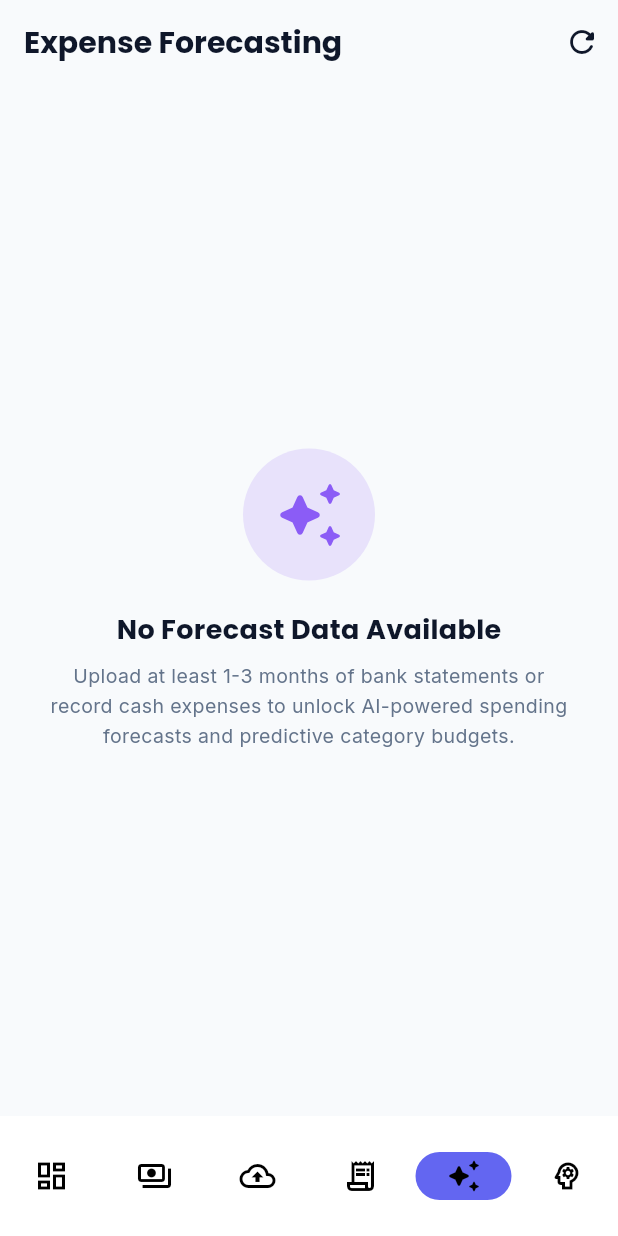
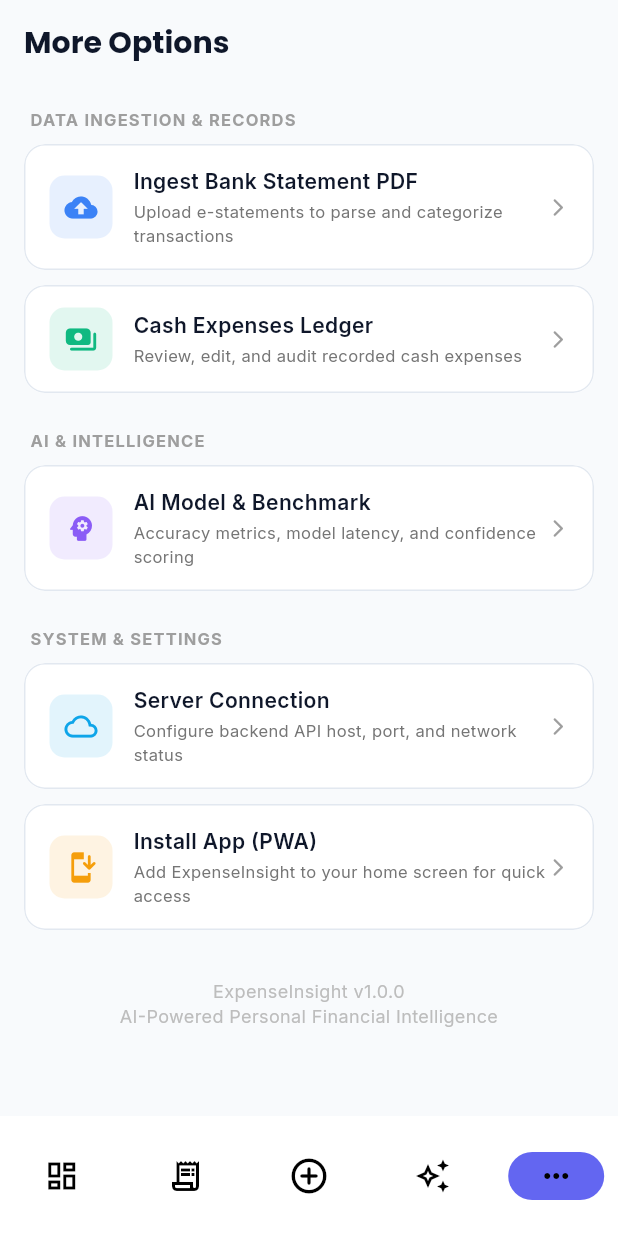
Before and after one commit to DarkWolfHunter007/expenseinsight, a Flutter app: the MainNavigationScreen screen opened directly, item 5 of the bottom bar chosen, on a phone screen of 412 x 824 dp. Run offline on Flutter 3.47's test engine with Material 3 defaults, Android fonts, the phone set to English and light mode, and no system bars; our stand-ins replace file_picker, fl_chart, google_fonts, shared_preferences; accounts and stored records are empty; network calls fail.

Commit message:
fix(mobile): rebalance primary navigation hierarchy

```diff
--- a/mobile/flutter_app/lib/screens/main_navigation_screen.dart
+++ b/mobile/flutter_app/lib/screens/main_navigation_screen.dart
@@ -2,10 +2,12 @@ import 'package:flutter/material.dart';
 import 'package:provider/provider.dart';
 
 import '../providers/transaction_provider.dart';
+import '../widgets/add_edit_cash_expense_dialog.dart';
 import 'cash_expenses_screen.dart';
 import 'dashboard_screen.dart';
 import 'forecast_screen.dart';
 import 'model_benchmark_screen.dart';
+import 'more_screen.dart';
 import 'transactions_screen.dart';
 import 'upload_screen.dart';
 
@@ -17,9 +19,10 @@ class MainNavigationScreen extends StatefulWidget {
 }
 
 class _MainNavigationScreenState extends State<MainNavigationScreen> {
-  int _selectedIndex = 0;
+  int _desktopSelectedIndex = 0;
+  int _mobileSelectedIndex = 0; // 0: Overview, 1: Transactions, 2: Forecast, 3: More
 
-  final List<Widget> _screens = const [
+  final List<Widget> _desktopScreens = const [
     DashboardScreen(),
     CashExpensesScreen(),
     UploadScreen(),
@@ -27,6 +30,28 @@ class _MainNavigationScreenState extends State<MainNavigationScreen> {
     ForecastScreen(),
     ModelBenchmarkScreen(),
   ];
+
+  final List<Widget> _mobileScreens = const [
+    DashboardScreen(),
+    TransactionsScreen(),
+    ForecastScreen(),
+    MoreScreen(),
+  ];
+
+  int _mobileIndexToNav(int index) {
+    switch (index) {
+      case 0:
+        return 0; // Overview
+      case 1:
+        return 1; // Transactions
+      case 2:
+        return 3; // Forecast
+      case 3:
+        return 4; // More
+      default:
+        return 0;
+    }
+  }
 
   @override
   Widget build(BuildContext context) {
@@ -37,15 +62,15 @@ class _MainNavigationScreenState extends State<MainNavigationScreen> {
         final isDesktop = constraints.maxWidth > 800;
 
         if (isDesktop) {
-          // Desktop / Web Navigation Rail Layout
+          // Desktop / Web Navigation Rail Layout (Preserved 100%)
           return Scaffold(
             body: Row(
               children: [
                 NavigationRail(
-                  selectedIndex: _selectedIndex,
+                  selectedIndex: _desktopSelectedIndex,
                   onDestinationSelected: (int index) {
                     setState(() {
-                      _selectedIndex = index;
+                      _desktopSelectedIndex = index;
                     });
                   },
                   labelType: NavigationRailLabelType.all,
@@ -101,22 +126,34 @@ class _MainNavigationScreenState extends State<MainNavigationScreen> {
                   ],
                 ),
                 const VerticalDivider(thickness: 1, width: 1),
-                Expanded(child: _screens[_selectedIndex]),
+                Expanded(child: _desktopScreens[_desktopSelectedIndex]),
               ],
             ),
           );
         }
 
-        // Mobile Bottom Navigation Bar Layout
+        // Mobile Bottom Navigation Bar Layout (Rebalanced Hierarchy)
         return Scaffold(
-          body: _screens[_selectedIndex],
+          body: _mobileScreens[_mobileSelectedIndex],
           bottomNavigationBar: NavigationBar(
             labelBehavior: NavigationDestinationLabelBehavior.alwaysHide,
-            selectedIndex: _selectedIndex,
-            labelBehavior: NavigationDestinationLabelBehavior.alwaysHide,
-            onDestinationSelected: (int index) {
+            selectedIndex: _mobileIndexToNav(_mobileSelectedIndex),
+            onDestinationSelected: (int navIndex) {
+              if (navIndex == 2) {
+                // Unified Add Expense action
+                AddEditCashExpenseDialog.show(context);
+                return;
+              }
               setState(() {
-                _selectedIndex = index;
+                if (navIndex == 0) {
+                  _mobileSelectedIndex = 0;
+                } else if (navIndex == 1) {
+                  _mobileSelectedIndex = 1;
+                } else if (navIndex == 3) {
+                  _mobileSelectedIndex = 2;
+                } else if (navIndex == 4) {
+                  _mobileSelectedIndex = 3;
+                }
               });
             },
             destinations: [
@@ -124,16 +161,6 @@ class _MainNavigationScreenState extends State<MainNavigationScreen> {
                 icon: Icon(Icons.dashboard_outlined),
                 selectedIcon: Icon(Icons.dashboard_rounded),
                 label: 'Overview',
-              ),
-              const NavigationRequest(
-                icon: Icon(Icons.payments_outlined),
-                selectedIcon: Icon(Icons.payments_rounded),
-                label: 'Cash',
-              ),
-              const NavigationRequest(
-                icon: Icon(Icons.cloud_upload_outlined),
-                selectedIcon: Icon(Icons.cloud_upload_rounded),
-                label: 'Upload',
               ),
               NavigationRequest(
                 icon: Badge(
@@ -145,14 +172,19 @@ class _MainNavigationScreenState extends State<MainNavigationScreen> {
                 label: 'Transactions',
               ),
               const NavigationRequest(
+                icon: Icon(Icons.add_circle_outline_rounded, size: 28),
+                selectedIcon: Icon(Icons.add_circle_rounded, size: 28),
+                label: 'Add',
+              ),
+              const NavigationRequest(
                 icon: Icon(Icons.auto_awesome_outlined),
                 selectedIcon: Icon(Icons.auto_awesome_rounded),
                 label: 'Forecast',
               ),
               const NavigationRequest(
-                icon: Icon(Icons.psychology_outlined),
-                selectedIcon: Icon(Icons.psychology_rounded),
-                label: 'AI Model',
+                icon: Icon(Icons.more_horiz_outlined),
+                selectedIcon: Icon(Icons.more_horiz_rounded),
+                label: 'More',
               ),
             ],
           ),
--- /dev/null
+++ b/mobile/flutter_app/lib/screens/more_screen.dart
@@ -0,0 +1,191 @@
+import 'package:flutter/material.dart';
+import 'package:google_fonts/google_fonts.dart';
+
+import '../widgets/install_guide_dialog.dart';
+import '../widgets/server_settings_dialog.dart';
+import 'cash_expenses_screen.dart';
+import 'model_benchmark_screen.dart';
+import 'upload_screen.dart';
+
+class MoreScreen extends StatelessWidget {
+  const MoreScreen({super.key});
+
+  @override
+  Widget build(BuildContext context) {
+    final isDark = Theme.of(context).brightness == Brightness.dark;
+
+    return Scaffold(
+      appBar: AppBar(
+        title: const Text('More Options'),
+      ),
+      body: ListView(
+        padding: const EdgeInsets.symmetric(horizontal: 16, vertical: 16),
+        children: [
+          _buildSectionHeader('Data Ingestion & Records'),
+          const SizedBox(height: 8),
+          _buildMenuCard(
+            context,
+            icon: Icons.cloud_upload_rounded,
+            iconColor: const Color(0xFF3B82F6),
+            title: 'Ingest Bank Statement PDF',
+            subtitle: 'Upload e-statements to parse and categorize transactions',
+            onTap: () {
+              Navigator.push(
+                context,
+                MaterialPageRoute(builder: (_) => const UploadScreen()),
+              );
+            },
+            isDark: isDark,
+          ),
+          const SizedBox(height: 10),
+          _buildMenuCard(
+            context,
+            icon: Icons.payments_rounded,
+            iconColor: const Color(0xFF10B981),
+            title: 'Cash Expenses Ledger',
+            subtitle: 'Review, edit, and audit recorded cash expenses',
+            onTap: () {
+              Navigator.push(
+                context,
+                MaterialPageRoute(builder: (_) => const CashExpensesScreen()),
+              );
+            },
+            isDark: isDark,
+          ),
+          const SizedBox(height: 24),
+          _buildSectionHeader('AI & Intelligence'),
+          const SizedBox(height: 8),
+          _buildMenuCard(
+            context,
+            icon: Icons.psychology_rounded,
+            iconColor: const Color(0xFF8B5CF6),
+            title: 'AI Model & Benchmark',
+            subtitle: 'Accuracy metrics, model latency, and confidence scoring',
+            onTap: () {
+              Navigator.push(
+                context,
+                MaterialPageRoute(builder: (_) => const ModelBenchmarkScreen()),
+              );
+            },
+            isDark: isDark,
+          ),
+          const SizedBox(height: 24),
+          _buildSectionHeader('System & Settings'),
+          const SizedBox(height: 8),
+          _buildMenuCard(
+            context,
+            icon: Icons.cloud_outlined,
+            iconColor: const Color(0xFF0EA5E9),
+            title: 'Server Connection',
+            subtitle: 'Configure backend API host, port, and network status',
+            onTap: () => ServerSettingsDialog.show(context),
+            isDark: isDark,
+          ),
+          const SizedBox(height: 10),
+          _buildMenuCard(
+            context,
+            icon: Icons.install_mobile_rounded,
+            iconColor: const Color(0xFFF59E0B),
+            title: 'Install App (PWA)',
+            subtitle: 'Add ExpenseInsight to your home screen for quick access',
+            onTap: () => InstallGuideDialog.show(context),
+            isDark: isDark,
+          ),
+          const SizedBox(height: 32),
+          Center(
+            child: Text(
+              'ExpenseInsight v1.0.0\nAI-Powered Personal Financial Intelligence',
+              textAlign: TextAlign.center,
+              style: GoogleFonts.inter(
+                fontSize: 12,
+                color: isDark ? Colors.grey[500] : Colors.grey[400],
+              ),
+            ),
+          ),
+          const SizedBox(height: 20),
+        ],
+      ),
+    );
+  }
+
+  Widget _buildSectionHeader(String title) {
+    return Padding(
+      padding: const EdgeInsets.only(left: 4),
+      child: Text(
+        title.toUpperCase(),
+        style: GoogleFonts.inter(
+          fontSize: 11,
+          fontWeight: FontWeight.bold,
+          letterSpacing: 0.8,
+          color: Colors.grey,
+        ),
+      ),
+    );
+  }
+
+  Widget _buildMenuCard(
+    BuildContext context, {
+    required IconData icon,
+    required Color iconColor,
+    required String title,
+    required String subtitle,
+    required VoidCallback onTap,
+    required bool isDark,
+  }) {
+    return Material(
+      color: isDark ? const Color(0xFF1E293B) : Colors.white,
+      borderRadius: BorderRadius.circular(14),
+      clipBehavior: Clip.antiAlias,
+      child: InkWell(
+        onTap: onTap,
+        borderRadius: BorderRadius.circular(14),
+        child: Container(
+          padding: const EdgeInsets.symmetric(horizontal: 16, vertical: 14),
+          decoration: BoxDecoration(
+            borderRadius: BorderRadius.circular(14),
+            border: Border.all(
+              color: isDark ? const Color(0xFF334155) : const Color(0xFFE2E8F0),
+            ),
+          ),
+          child: Row(
+            children: [
+              Container(
+                padding: const EdgeInsets.all(10),
+                decoration: BoxDecoration(
+                  color: iconColor.withValues(alpha: 0.12),
+                  borderRadius: BorderRadius.circular(10),
+                ),
+                child: Icon(icon, color: iconColor, size: 22),
+              ),
+              const SizedBox(width: 14),
+              Expanded(
+                child: Column(
+                  crossAxisAlignment: CrossAxisAlignment.start,
+                  children: [
+                    Text(
+                      title,
+                      style: GoogleFonts.inter(
+                        fontSize: 14,
+                        fontWeight: FontWeight.w600,
+                        color: isDark ? Colors.white : const Color(0xFF0F172A),
+                      ),
+                    ),
+                    const SizedBox(height: 2),
+                    Text(
+                      subtitle,
+                      style: GoogleFonts.inter(
+                        fontSize: 11,
+                        color: isDark ? Colors.grey[400] : Colors.grey[600],
+                      ),
+                    ),
+                  ],
+                ),
+              ),
+              const Icon(Icons.arrow_forward_ios_rounded, size: 14, color: Colors.grey),
+            ],
+          ),
+        ),
+      ),
+    );
+  }
+}
```
Also changed, not shown: 1 other file.
